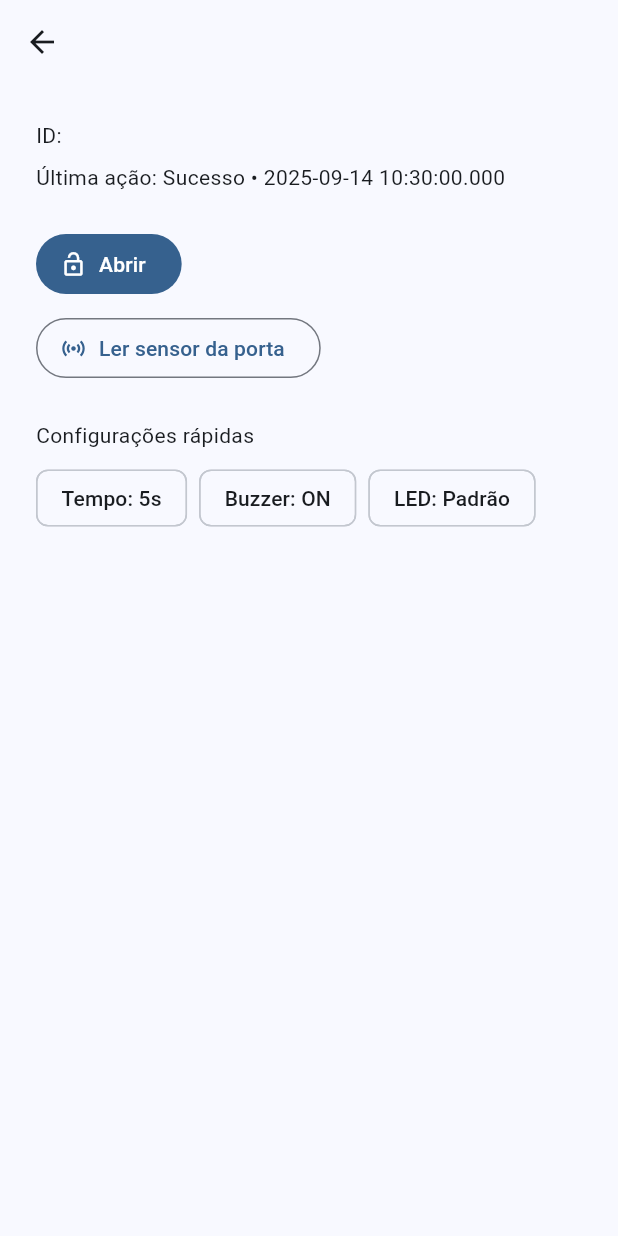
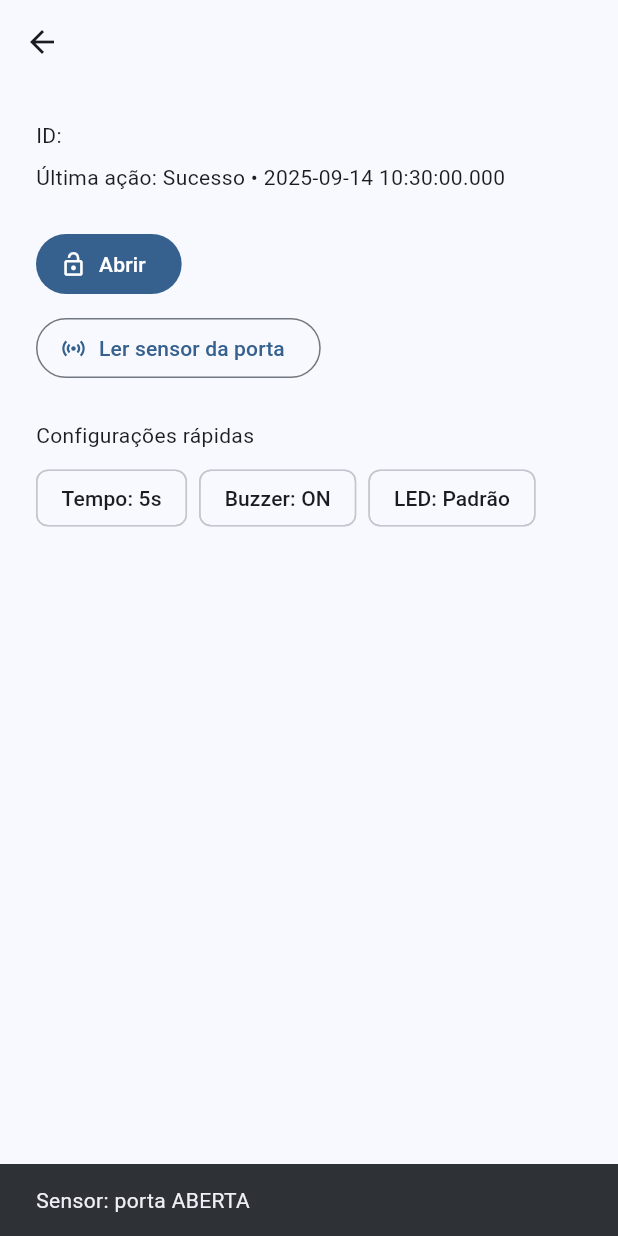
Before and after one commit to Accessa-IoT/accessa_mobile, a Flutter app: the DeviceDetailScreen screen opened directly with empty values, after a tap on "Abrir", after a tap on "Ler sensor da porta", on a phone screen of 412 x 824 dp. Run offline on Flutter 3.47's test engine with Material 3 defaults, Android fonts, the phone set to English and light mode, and no system bars.

Commit message:
feat(device): ativa Configurações rápidas (tempo, buzzer, LED) e leitura de sensor
Adiciona menus e toggles; feedback por SnackBar; mantém último status.

Prepara terreno para integrar com MQTT/HMAC (RF03–RF06).

```diff
--- a/lib/screens/devices/device_detail_screen.dart
+++ b/lib/screens/devices/device_detail_screen.dart
@@ -1,13 +1,10 @@
+import 'dart:math';
 import 'package:flutter/material.dart';
 
 class DeviceDetailScreen extends StatefulWidget {
   final String deviceId;
   final String deviceName;
-  const DeviceDetailScreen({
-    super.key,
-    required this.deviceId,
-    required this.deviceName,
-  });
+  const DeviceDetailScreen({super.key, required this.deviceId, required this.deviceName});
 
   @override
   State<DeviceDetailScreen> createState() => _DeviceDetailScreenState();
@@ -16,20 +13,52 @@ class DeviceDetailScreen extends StatefulWidget {
 class _DeviceDetailScreenState extends State<DeviceDetailScreen> {
   bool _busy = false;
   String _lastStatus = '—';
+  int _relaySeconds = 5;
+  bool _buzzerOn = true;
+  String _ledMode = 'Padrão';
 
   Future<void> _openLock() async {
     setState(() => _busy = true);
     await Future.delayed(const Duration(seconds: 1)); // simula request
-    // TODO: publicar MQTT/HMAC -> aguardar resposta
     setState(() {
       _busy = false;
       _lastStatus = 'Sucesso • ${DateTime.now().toLocal()}';
     });
-    if (mounted) {
+    if (!mounted) return;
+    ScaffoldMessenger.of(context).showSnackBar(const SnackBar(content: Text('Solicitação enviada')));
+  }
+
+  Future<void> _readDoorSensor() async {
+    await Future.delayed(const Duration(milliseconds: 400));
+    final open = Random().nextBool();
     ScaffoldMessenger.of(context).showSnackBar(
-        const SnackBar(content: Text('Solicitação enviada')),
+      SnackBar(content: Text('Sensor: porta ${open ? 'ABERTA' : 'FECHADA'}')),
     );
   }
+
+  void _changeRelayTime() async {
+    final values = [3, 5, 7, 10];
+    final selected = await showMenu<int>(
+      context: context,
+      position: const RelativeRect.fromLTRB(24, 120, 24, 24),
+      items: values.map((v) => PopupMenuItem(value: v, child: Text('Tempo: ${v}s'))).toList(),
+    );
+    if (selected != null) setState(() => _relaySeconds = selected);
+  }
+
+  void _toggleBuzzer() {
+    setState(() => _buzzerOn = !_buzzerOn);
+    ScaffoldMessenger.of(context).showSnackBar(SnackBar(content: Text('Buzzer: ${_buzzerOn ? 'ON' : 'OFF'}')));
+  }
+
+  void _changeLed() async {
+    final modes = ['Padrão', 'Sucesso', 'Erro', 'Processando'];
+    final selected = await showMenu<String>(
+      context: context,
+      position: const RelativeRect.fromLTRB(24, 160, 24, 24),
+      items: modes.map((m) => PopupMenuItem(value: m, child: Text('LED: $m'))).toList(),
+    );
+    if (selected != null) setState(() => _ledMode = selected);
   }
 
   @override
@@ -38,17 +67,15 @@ class _DeviceDetailScreenState extends State<DeviceDetailScreen> {
       appBar: AppBar(title: Text(widget.deviceName)),
       body: Padding(
         padding: const EdgeInsets.all(24),
-        child: Column(
-          crossAxisAlignment: CrossAxisAlignment.start,
-          children: [
+        child: Column(crossAxisAlignment: CrossAxisAlignment.start, children: [
           Text('ID: ${widget.deviceId}'),
           const SizedBox(height: 8),
           Text('Última ação: $_lastStatus'),
           const SizedBox(height: 24),
           FilledButton.icon(
-              icon: _busy ? const SizedBox(
-                height: 18, width: 18, child: CircularProgressIndicator(strokeWidth: 2),
-              ) : const Icon(Icons.lock_open),
+            icon: _busy
+                ? const SizedBox(height: 18, width: 18, child: CircularProgressIndicator(strokeWidth: 2))
+                : const Icon(Icons.lock_open),
             label: Text(_busy ? 'Enviando...' : 'Abrir'),
             onPressed: _busy ? null : _openLock,
           ),
@@ -56,23 +83,17 @@ class _DeviceDetailScreenState extends State<DeviceDetailScreen> {
           OutlinedButton.icon(
             icon: const Icon(Icons.sensors),
             label: const Text('Ler sensor da porta'),
-              onPressed: () {
-                // TODO: consultar estado do reed switch via API/MQTT
-              },
+            onPressed: _readDoorSensor,
           ),
           const SizedBox(height: 24),
           const Text('Configurações rápidas'),
           const SizedBox(height: 8),
-            Wrap(
-              spacing: 8,
-              children: [
-                ActionChip(label: const Text('Tempo: 5s'), onPressed: () {}),
-                ActionChip(label: const Text('Buzzer: ON'), onPressed: () {}),
-                ActionChip(label: const Text('LED: Padrão'), onPressed: () {}),
-              ],
-            ),
-          ],
-        ),
+          Wrap(spacing: 8, children: [
+            ActionChip(label: Text('Tempo: ${_relaySeconds}s'), onPressed: _changeRelayTime),
+            ActionChip(label: Text('Buzzer: ${_buzzerOn ? 'ON' : 'OFF'}'), onPressed: _toggleBuzzer),
+            ActionChip(label: Text('LED: $_ledMode'), onPressed: _changeLed),
+          ]),
+        ]),
       ),
     );
   }
```
Lines whose indentation alone changed are shown as unchanged.
